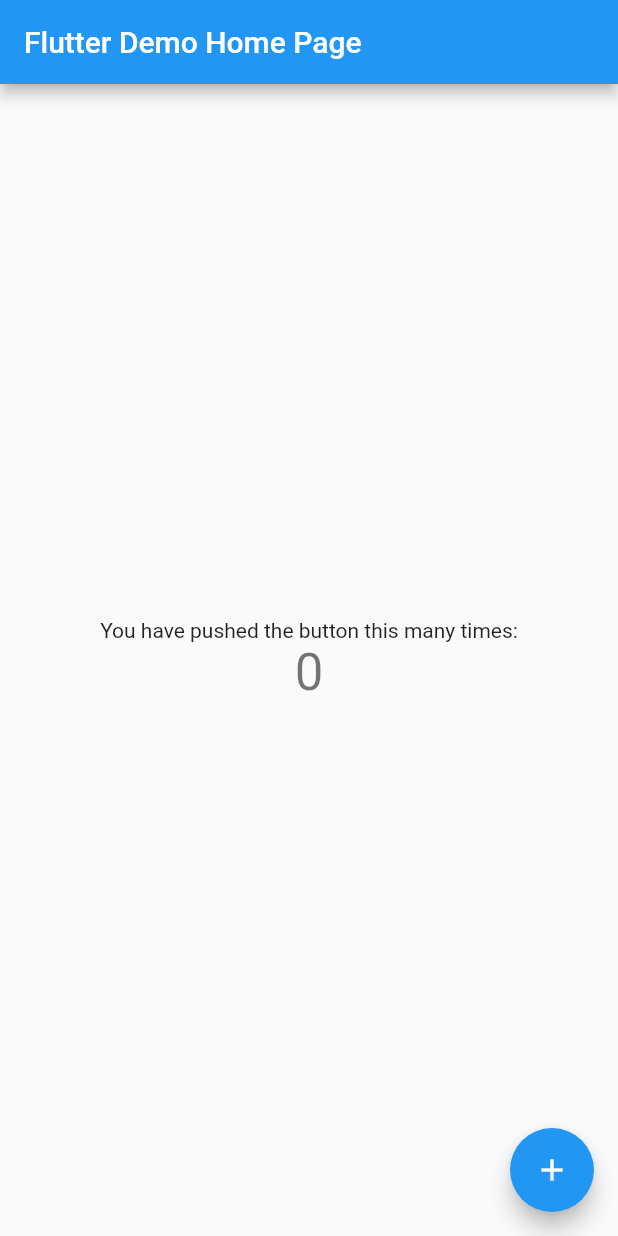
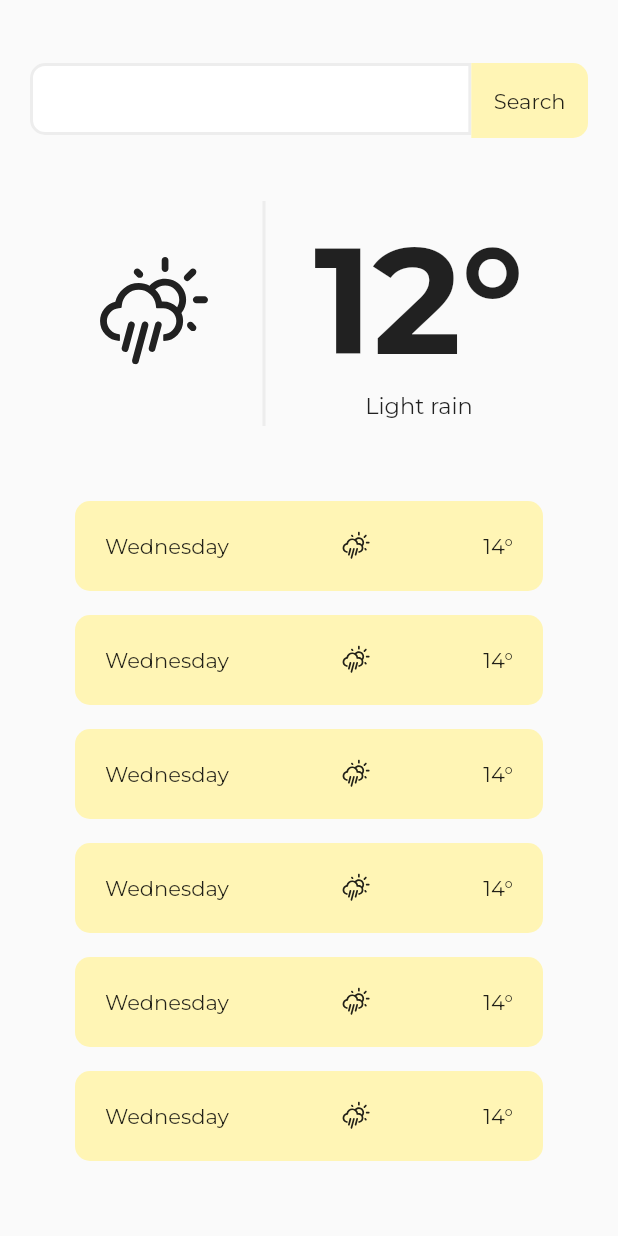
Before and after one commit to TheNikesz/flutter_state_management, a Flutter app: the screen it shows after launch, on a phone screen of 412 x 824 dp. Run offline on Flutter 3.47's test engine with Material 2 defaults, Android fonts, the phone set to English and light mode, and no system bars; our stand-ins replace bloc, dio, google_fonts, weather_icons.

Commit message:
feat: add placeholder weather widgets

```diff
--- /dev/null
+++ b/lib/constants/app_colors.dart
@@ -0,0 +1,12 @@
+import 'dart:ui';
+
+class AppColors {
+  static const dayLightGray = Color(0xFFEDEDED);
+  static const dayDarkGray = Color(0xFFF6F6F6);
+  static const dayLightYellow = Color(0xFFFFF5B5);
+  static const nightLightGray = Color(0xFFA3B4D1);
+  static const nightLightBlue = Color(0xFF7C97C7);
+  static const nightDarkBlue = Color(0xFF6B8CC6);
+  static const dayText = Color(0xFF000000);
+  static const nightText = Color(0xFFFFFFFF);
+}
--- a/lib/main.dart
+++ b/lib/main.dart
@@ -1,5 +1,8 @@
 import 'package:flutter/material.dart';
+import 'package:google_fonts/google_fonts.dart';
 import 'package:weather_app_bloc/data/data_sources/api.dart';
+import 'package:weather_app_bloc/data/repositories/weather_repository.dart';
+import 'package:weather_app_bloc/presentation/pages/weather_page.dart';
 
 import 'domain/models/location.dart';
 
@@ -10,116 +13,14 @@
 class MyApp extends StatelessWidget {
   const MyApp({super.key});
 
-  // This widget is the root of your application.
   @override
   Widget build(BuildContext context) {
     return MaterialApp(
       title: 'Flutter Demo',
       theme: ThemeData(
-        // This is the theme of your application.
-        //
-        // Try running your application with "flutter run". You'll see the
-        // application has a blue toolbar. Then, without quitting the app, try
-        // changing the primarySwatch below to Colors.green and then invoke
-        // "hot reload" (press "r" in the console where you ran "flutter run",
-        // or simply save your changes to "hot reload" in a Flutter IDE).
-        // Notice that the counter didn't reset back to zero; the application
-        // is not restarted.
-        primarySwatch: Colors.blue,
+        textTheme: GoogleFonts.montserratTextTheme(), colorScheme: ColorScheme.fromSwatch().copyWith(secondary: Colors.red),
       ),
-      home: const MyHomePage(title: 'Flutter Demo Home Page'),
+      home: const WeatherPage(),
     );
   }
 }
-
-class MyHomePage extends StatefulWidget {
-  const MyHomePage({super.key, required this.title});
-
-  // This widget is the home page of your application. It is stateful, meaning
-  // that it has a State object (defined below) that contains fields that affect
-  // how it looks.
-
-  // This class is the configuration for the state. It holds the values (in this
-  // case the title) provided by the parent (in this case the App widget) and
-  // used by the build method of the State. Fields in a Widget subclass are
-  // always marked "final".
-
-  final String title;
-
-  @override
-  State<MyHomePage> createState() => _MyHomePageState();
-}
-
-class _MyHomePageState extends State<MyHomePage> {
-  int _counter = 0;
-
-  void _incrementCounter() {
-    setState(() {
-      // This call to setState tells the Flutter framework that something has
-      // changed in this State, which causes it to rerun the build method below
-      // so that the display can reflect the updated values. If we changed
-      // _counter without calling setState(), then the build method would not be
-      // called again, and so nothing would appear to happen.
-      _counter++;
-
-      OpenMeteoGeocodingApi geocodingApi = OpenMeteoGeocodingApi();
-      geocodingApi.getCityLocation('Warsaw').then((value) => print('${value.latitude} ${value.longitude}'));
-
-      OpenMeteoWeatherForecastApi weatherForecastApi = OpenMeteoWeatherForecastApi();
-      weatherForecastApi.getWeeklyForecast(52.23, 21.01).then((value) => print('${value.first.date} ${value.first.weatherCode} ${value.first.minTemperature} ${value.first.maxTemperature}'));
-
-    });
-  }
-
-  @override
-  Widget build(BuildContext context) {
-    // This method is rerun every time setState is called, for instance as done
-    // by the _incrementCounter method above.
-    //
-    // The Flutter framework has been optimized to make rerunning build methods
-    // fast, so that you can just rebuild anything that needs updating rather
-    // than having to individually change instances of widgets.
-    return Scaffold(
-      appBar: AppBar(
-        // Here we take the value from the MyHomePage object that was created by
-        // the App.build method, and use it to set our appbar title.
-        title: Text(widget.title),
-      ),
-      body: Center(
-        // Center is a layout widget. It takes a single child and positions it
-        // in the middle of the parent.
-        child: Column(
-          // Column is also a layout widget. It takes a list of children and
-          // arranges them vertically. By default, it sizes itself to fit its
-          // children horizontally, and tries to be as tall as its parent.
-          //
-          // Invoke "debug painting" (press "p" in the console, choose the
-          // "Toggle Debug Paint" action from the Flutter Inspector in Android
-          // Studio, or the "Toggle Debug Paint" command in Visual Studio Code)
-          // to see the wireframe for each widget.
-          //
-          // Column has various properties to control how it sizes itself and
-          // how it positions its children. Here we use mainAxisAlignment to
-          // center the children vertically; the main axis here is the vertical
-          // axis because Columns are vertical (the cross axis would be
-          // horizontal).
-          mainAxisAlignment: MainAxisAlignment.center,
-          children: <Widget>[
-            const Text(
-              'You have pushed the button this many times:',
-            ),
-            Text(
-              '$_counter',
-              style: Theme.of(context).textTheme.headline4,
-            ),
-          ],
-        ),
-      ),
-      floatingActionButton: FloatingActionButton(
-        onPressed: _incrementCounter,
-        tooltip: 'Increment',
-        child: const Icon(Icons.add),
-      ), // This trailing comma makes auto-formatting nicer for build methods.
-    );
-  }
-}
--- /dev/null
+++ b/lib/presentation/pages/weather_page.dart
@@ -0,0 +1,182 @@
+import 'package:flutter/cupertino.dart';
+import 'package:flutter/material.dart';
+import 'package:weather_app_bloc/constants/app_colors.dart';
+import 'package:weather_icons/weather_icons.dart';
+
+import '../../domain/models/weather.dart';
+
+class WeatherPage extends StatelessWidget {
+  const WeatherPage({super.key});
+
+
+  @override
+  Widget build(BuildContext context) {
+    return Scaffold(
+      body: Column(
+        crossAxisAlignment: CrossAxisAlignment.center,
+        mainAxisSize: MainAxisSize.min,
+        children: [
+          const Spacer(),
+          _buildCitySearch(),
+          const Spacer(),
+          _buildMainWeather(),
+          const Spacer(),
+          // _buildDailyWeather(),
+          _buildWeeklyWeather(),
+          const Spacer(),
+        ],
+      ),
+    );
+  }
+
+  Widget _buildCitySearch() {
+    return Padding(
+      padding: const EdgeInsets.symmetric(horizontal: 20.0),
+      child: Row(
+        mainAxisAlignment: MainAxisAlignment.center,
+        children: [
+          Expanded(
+            child: SizedBox(
+              height: 50,
+              child: TextField(
+                // controller: _citySearchController,
+                textAlign: TextAlign.center,
+                cursorColor: AppColors.dayLightYellow,
+                decoration: const InputDecoration(
+                  hoverColor: Colors.transparent,
+                  contentPadding: EdgeInsets.only(left: 8, top: 8, bottom: 8),
+                  fillColor: Colors.white,
+                  filled: true,
+                  enabledBorder: OutlineInputBorder(
+                    borderRadius: BorderRadius.only(
+                      topLeft: Radius.circular(10),
+                      bottomLeft: Radius.circular(10)
+                    ),
+                    borderSide: BorderSide(
+                      color: AppColors.dayLightGray,
+                      width: 2.0
+                    ),
+                  ),
+                  focusedBorder: OutlineInputBorder(
+                    borderRadius: BorderRadius.only(
+                      topLeft: Radius.circular(40),
+                      bottomLeft: Radius.circular(40)
+                    ),
+                    borderSide: BorderSide(
+                      color: AppColors.dayLightYellow,
+                      width: 2.0
+                    ),
+                  ),
+                ),
+                onSubmitted: (value) => null
+              ),
+            ),
+          ),
+          InkWell(
+            hoverColor: Colors.transparent,
+            child: Container(
+              height: 50,
+              alignment: Alignment.center,
+              decoration: const BoxDecoration(
+                color: AppColors.dayLightYellow,
+                borderRadius: BorderRadius.only(
+                  topRight: Radius.circular(10),
+                  bottomRight: Radius.circular(10),
+                ),
+              ),
+              child: const Padding(
+                padding: EdgeInsets.symmetric(horizontal: 15.0),
+                child: Text('Search')
+              ),
+            ),
+            onTap: () {
+              // FocusScope.of(context).unfocus();
+              // ref.read(cityProvider.state).state = _searchController.text;
+            },
+          )
+        ],
+      ),
+    );
+  }
+
+  Widget _buildMainWeather() {
+    return Padding(
+      padding: const EdgeInsets.symmetric(horizontal: 50.0),
+      child: Row(
+        mainAxisAlignment: MainAxisAlignment.spaceAround,
+        children: [
+          const BoxedIcon(WeatherIcons.day_rain,
+            size: 80.0,
+          ),
+          const SizedBox(
+            height: 150,
+            child: VerticalDivider(
+              color: AppColors.dayLightGray,
+              thickness: 2,
+            ),
+          ),
+          Column(
+            mainAxisAlignment: MainAxisAlignment.spaceEvenly,
+            children: const [
+              Text('12°', style: TextStyle(fontWeight: FontWeight.bold, fontSize: 100)),
+              Text('Light rain', style: TextStyle(fontSize: 15))
+            ],
+          ),
+        ],
+      ),
+    );
+  }
+
+  Widget _buildDailyWeather() {
+    return Padding(
+      padding: const EdgeInsets.symmetric(
+        vertical: 8.0,
+        horizontal: 50.0
+      ),
+      child: SizedBox(
+        height: 60,
+        child: DecoratedBox(
+          decoration: const BoxDecoration(
+            // color: AppColors.dayDarkGray,
+            color: AppColors.dayLightYellow,
+            borderRadius: BorderRadius.all(Radius.circular(10)),
+          ),
+          child: Padding(
+            padding: const EdgeInsets.only(
+              left: 20,
+              right: 20,
+            ),
+            child: Row(
+              mainAxisAlignment: MainAxisAlignment.spaceBetween,
+              children: const [
+                Text('Wednesday'),
+                BoxedIcon(WeatherIcons.day_rain,
+                  size: 20.0,
+                ),
+                Text('14°'),
+              ],
+            ),
+          ),
+        ),
+      ),
+    );
+  }
+
+  Widget _buildWeeklyWeather() {
+    List<Widget> _dailyWeatherWidgets = [];
+    for(var i = 1; i < 7; i++) {
+      _dailyWeatherWidgets.add(
+        _buildDailyWeather(),
+      );
+    }
+
+    return Column(
+      mainAxisAlignment: MainAxisAlignment.spaceAround,
+      children: _dailyWeatherWidgets,
+    );
+  }
+
+  // Widget _buildDayNightSwitch() {
+  //   return SwitchListTile(value: value, onChanged: onChanged)
+  // }
+}
--- a/pubspec.yaml
+++ b/pubspec.yaml
@@ -33,6 +33,9 @@
   dio: ^4.0.6
   flutter:
     sdk: flutter
+  google_fonts: ^3.0.1
+  hydrated_bloc: ^8.1.0
+  weather_icons: ^3.0.0
 
 dev_dependencies:
   flutter_lints: ^2.0.0
```
Also changed, not shown: lib/data/data_sources/api.dart (+5 -9 lines), lib/data/repositories/weather_repository.dart (+7 -4 lines), lib/domain/models/weather.dart (+33 -2 lines), lib/presentation/cubits/weather_cubit.dart (added, +27 -0 lines), lib/presentation/cubits/weather_state.dart (added, +48 -0 lines), pubspec.lock, 1 other file.
